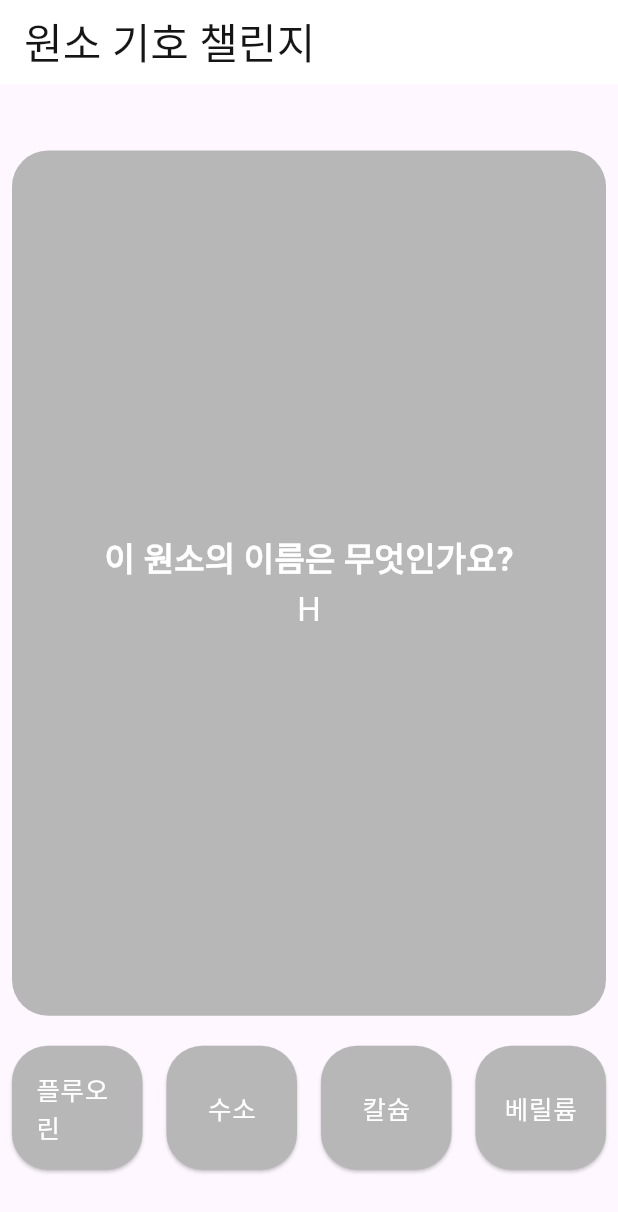
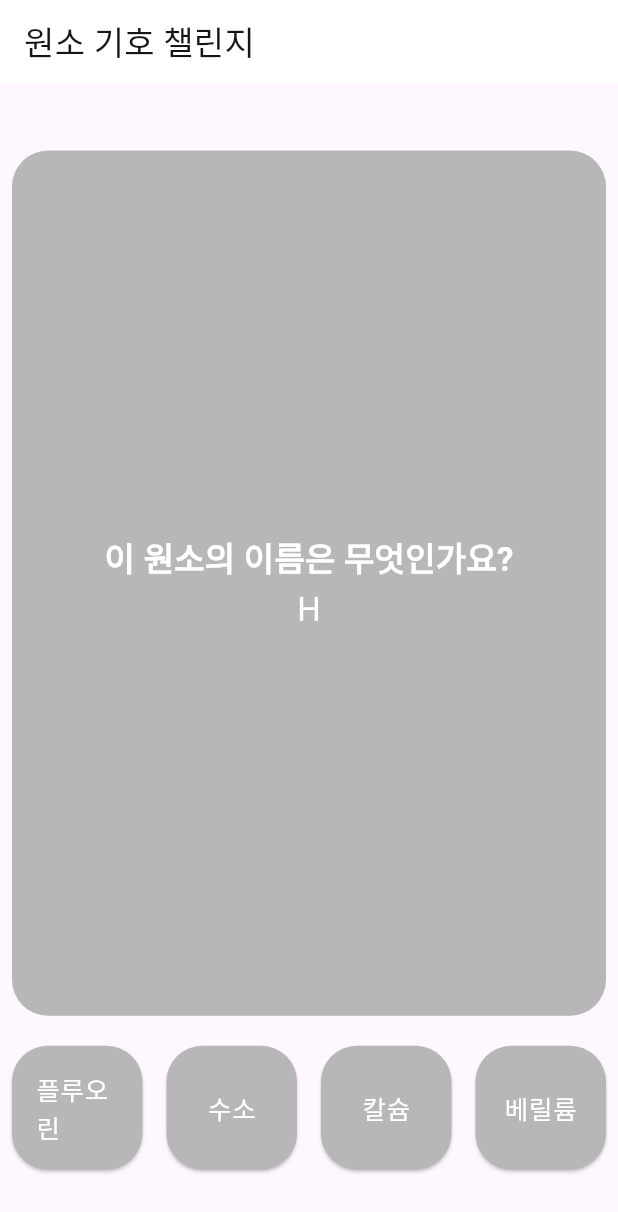
Before and after one commit to dohun0310/Chemistry-Challenge, a Flutter app: the screen it shows after launch, after a tap on "원소 기호 챌린지", on a phone screen of 412 x 824 dp. Shown: the top 1212 px of the screen. Run offline on Flutter 3.47's test engine with Material 3 defaults, Android fonts, the phone set to English and light mode, and no system bars.

Commit message:
edit appbar text styling

```diff
--- a/lib/components/appbar.dart
+++ b/lib/components/appbar.dart
@@ -6,7 +6,7 @@ AppBar buildAppBar(BuildContext context, String title) {
   return AppBar(
     title: Text(
       title,
-      style: Theme.of(context).textTheme.titleLarge!.copyWith(
+      style: Theme.of(context).textTheme.titleMedium!.copyWith(
         color: Theme.of(context).extension<ThemeColors>()?.onBackground,
       ),
     ),
```
